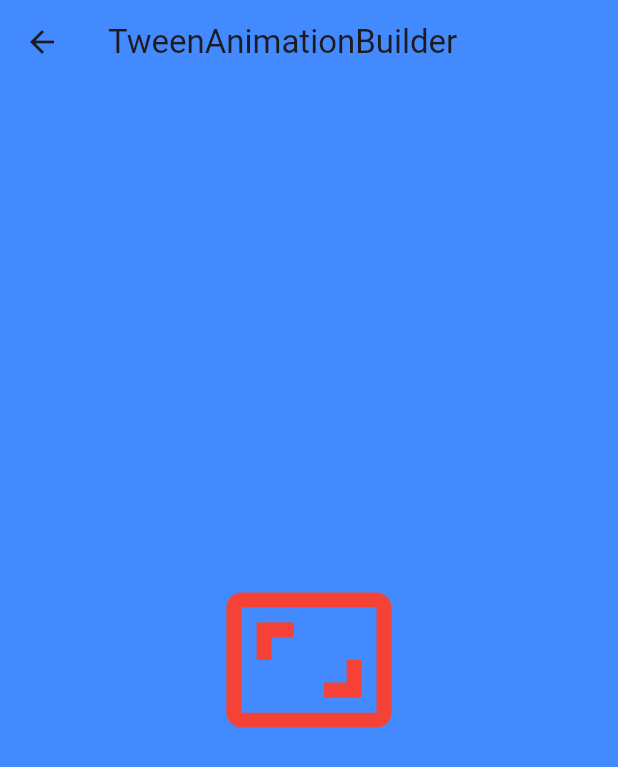
After one commit to SunatilloAbduvaliyev/takrorlash, a Flutter app: the TweenAnimationBuilderWidget screen opened directly, on a phone screen of 412 x 824 dp. The commit adds this screen. Shown: the top 767 px of the screen. Run offline on Flutter 3.47's test engine with Material 3 defaults, Android fonts, the phone set to English and light mode, and no system bars.

Commit message:
draggle widget finish video 1.30 minut

```diff
--- a/lib/screen/animation/animated_screen.dart
+++ b/lib/screen/animation/animated_screen.dart
@@ -13,6 +13,9 @@ import 'package:takrorlash/screen/animation/internal_animation/animated_pysical_
 import 'package:takrorlash/screen/animation/internal_animation/animated_rotation_widget.dart';
 import 'package:takrorlash/screen/animation/internal_animation/animated_size_widget.dart';
 import 'package:takrorlash/screen/animation/internal_animation/animated_theme_widget.dart';
+import 'package:takrorlash/screen/animation/internal_animation/single_ticker.dart';
+import 'package:takrorlash/screen/animation/internal_animation/ticker.dart';
+import 'package:takrorlash/screen/animation/internal_animation/tween_animation_builder_widget.dart';
 
 
 class AnimationScreen extends StatefulWidget {
--- /dev/null
+++ b/lib/screen/animation/internal_animation/tween_animation_builder_widget.dart
@@ -0,0 +1,43 @@
+import 'package:flutter/material.dart';
+
+class TweenAnimationBuilderWidget extends StatefulWidget {
+  const TweenAnimationBuilderWidget({super.key});
+
+  @override
+  State<TweenAnimationBuilderWidget> createState() => _TweenAnimationBuilderWidgetState();
+}
+
+class _TweenAnimationBuilderWidgetState extends State<TweenAnimationBuilderWidget> {
+  Color targetValue = Colors.red;
+
+  @override
+  Widget build(BuildContext context) {
+    return Scaffold(
+      appBar: AppBar(
+        title: const Text("TweenAnimationBuilder"),
+      ),
+      body: Center(
+        child: TweenAnimationBuilder<Color?>(
+          tween: ColorTween(begin: Colors.blue, end: targetValue),
+          duration: const Duration(seconds: 1),
+          builder: (BuildContext context, Color? color, Widget? child) {
+            return IconButton(
+              iconSize: 120,
+              color: color,
+              icon: child!,
+              onPressed: () {
+                setState(
+                      () {
+                    targetValue =
+                    targetValue == Colors.red ? Colors.yellow : Colors.red;
+                  },
+                );
+              },
+            );
+          },
+          child: const Icon(Icons.aspect_ratio),
+        ),
+      ),
+    );
+  }
+}
```
Also changed, not shown: lib/screen/animation/internal_animation/single_ticker.dart (added, +73 -0 lines), lib/screen/animation/internal_animation/ticker.dart (added, +102 -0 lines).
